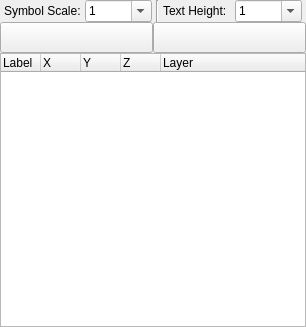
Before: the Qt Designer form scripts/Misc/PointMark/PointMarkList/PointMarkList.ui in qcad/qcad, drawn with Qt 5.
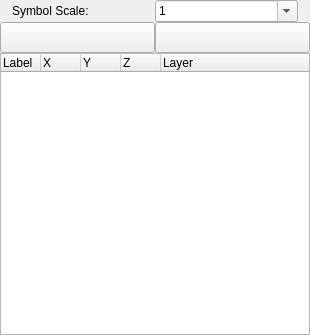
After: the same form once the commit is applied.

Commit message:
update anonymous blocks, point mark tools
update point mark tools:
group label, leader, symbol in anonymous blocks
fix potential crashes in text renderer

Patch:
```diff
--- a/scripts/Misc/PointMark/PointMarkList/PointMarkList.ui
+++ b/scripts/Misc/PointMark/PointMarkList/PointMarkList.ui
@@ -6,8 +6,8 @@
    <rect>
     <x>0</x>
     <y>0</y>
-    <width>306</width>
-    <height>327</height>
+    <width>310</width>
+    <height>335</height>
    </rect>
   </property>
   <layout class="QVBoxLayout" name="verticalLayout">
@@ -27,18 +27,21 @@
     <number>0</number>
    </property>
    <item>
-    <layout class="QHBoxLayout" name="horizontalLayout_2">
-     <property name="spacing">
-      <number>4</number>
-     </property>
+    <layout class="QHBoxLayout" name="horizontalLayout">
      <property name="leftMargin">
-      <number>4</number>
+      <number>12</number>
      </property>
      <property name="rightMargin">
-      <number>4</number>
+      <number>12</number>
      </property>
      <item>
       <widget class="QLabel" name="label">
+       <property name="sizePolicy">
+        <sizepolicy hsizetype="Preferred" vsizetype="Fixed">
+         <horstretch>0</horstretch>
+         <verstretch>0</verstretch>
+        </sizepolicy>
+       </property>
        <property name="text">
         <string>Symbol Scale:</string>
        </property>
@@ -46,12 +49,6 @@
      </item>
      <item>
       <widget class="QComboBox" name="Scale">
-       <property name="minimumSize">
-        <size>
-         <width>64</width>
-         <height>0</height>
-        </size>
-       </property>
        <property name="editable">
         <bool>true</bool>
        </property>
@@ -133,113 +130,10 @@
        </item>
       </widget>
      </item>
-     <item>
-      <widget class="Line" name="line">
-       <property name="orientation">
-        <enum>Qt::Vertical</enum>
-       </property>
-      </widget>
-     </item>
-     <item>
-      <widget class="QLabel" name="label_2">
-       <property name="text">
-        <string>Text Height:</string>
-       </property>
-      </widget>
-     </item>
-     <item>
-      <widget class="QComboBox" name="LabelSize">
-       <property name="minimumSize">
-        <size>
-         <width>64</width>
-         <height>0</height>
-        </size>
-       </property>
-       <property name="editable">
-        <bool>true</bool>
-       </property>
-       <property name="currentText">
-        <string notr="true">1</string>
-       </property>
-       <property name="currentIndex">
-        <number>5</number>
-       </property>
-       <item>
-        <property name="text">
-         <string notr="true">0.1</string>
-        </property>
-       </item>
-       <item>
-        <property name="text">
-         <string notr="true">0.2</string>
-        </property>
-       </item>
-       <item>
-        <property name="text">
-         <string notr="true">0.3</string>
-        </property>
-       </item>
-       <item>
-        <property name="text">
-         <string notr="true">0.4</string>
-        </property>
-       </item>
-       <item>
-        <property name="text">
-         <string notr="true">0.5</string>
-        </property>
-       </item>
-       <item>
-        <property name="text">
-         <string notr="true">1</string>
-        </property>
-       </item>
-       <item>
-        <property name="text">
-         <string notr="true">2</string>
-        </property>
-       </item>
-       <item>
-        <property name="text">
-         <string notr="true">5</string>
-        </property>
-       </item>
-       <item>
-        <property name="text">
-         <string notr="true">10</string>
-        </property>
-       </item>
-       <item>
-        <property name="text">
-         <string notr="true">20</string>
-        </property>
-       </item>
-       <item>
-        <property name="text">
-         <string notr="true">50</string>
-        </property>
-       </item>
-       <item>
-        <property name="text">
-         <string notr="true">100</string>
-        </property>
-       </item>
-       <item>
-        <property name="text">
-         <string notr="true">200</string>
-        </property>
-       </item>
-       <item>
-        <property name="text">
-         <string notr="true">250</string>
-        </property>
-       </item>
-      </widget>
-     </item>
     </layout>
    </item>
    <item>
-    <layout class="QHBoxLayout" name="horizontalLayout">
+    <layout class="QHBoxLayout" name="horizontalLayout_2">
      <property name="spacing">
       <number>0</number>
      </property>
```
The commit also changes 34 other files.
